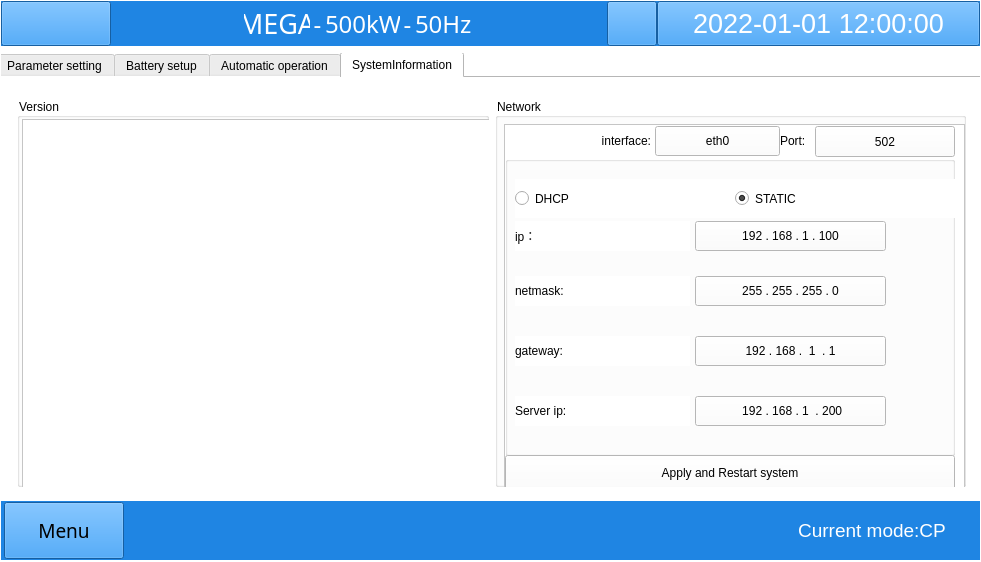
Old version of the form win.ui in the repository megarevolpr/Win.
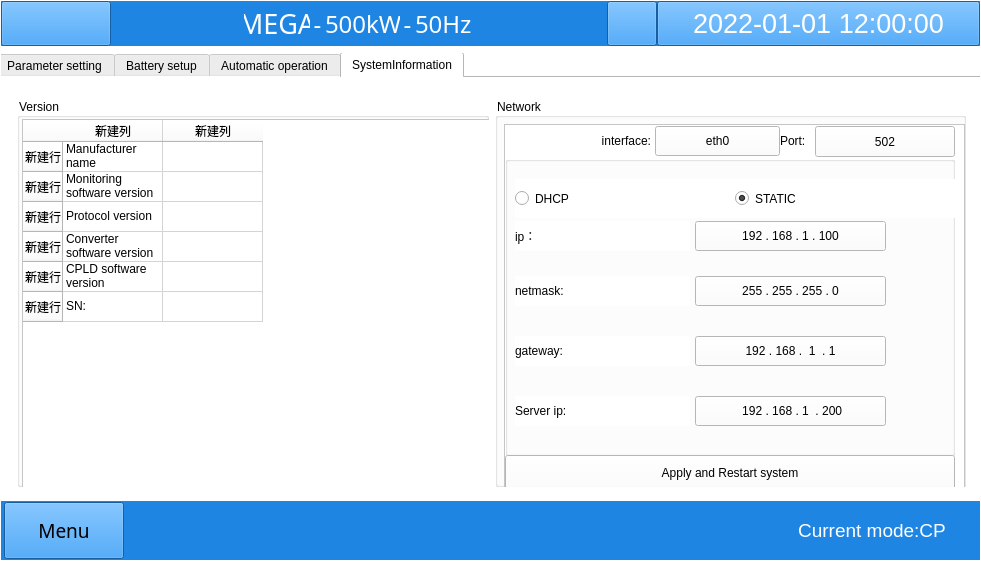
New version of the form. The open tabs and pages were chosen to show the change. Icons and pictures are not drawn.

The edit to the form file:
```diff
--- a/win.ui
+++ b/win.ui
@@ -8797,6 +8797,81 @@
                <height>381</height>
               </rect>
              </property>
+             <row>
+              <property name="text">
+               <string>新建行</string>
+              </property>
+             </row>
+             <row>
+              <property name="text">
+               <string>新建行</string>
+              </property>
+             </row>
+             <row>
+              <property name="text">
+               <string>新建行</string>
+              </property>
+             </row>
+             <row>
+              <property name="text">
+               <string>新建行</string>
+              </property>
+             </row>
+             <row>
+              <property name="text">
+               <string>新建行</string>
+              </property>
+             </row>
+             <row>
+              <property name="text">
+               <string>新建行</string>
+              </property>
+             </row>
+             <column>
+              <property name="text">
+               <string>新建列</string>
+              </property>
+             </column>
+             <column>
+              <property name="text">
+               <string>新建列</string>
+              </property>
+             </column>
+             <item row="0" column="0">
+              <property name="text">
+               <string>Manufacturer name</string>
+              </property>
+             </item>
+             <item row="0" column="1">
+              <property name="text">
+               <string/>
+              </property>
+             </item>
+             <item row="1" column="0">
+              <property name="text">
+               <string>Monitoring software version</string>
+              </property>
+             </item>
+             <item row="2" column="0">
+              <property name="text">
+               <string>Protocol version</string>
+              </property>
+             </item>
+             <item row="3" column="0">
+              <property name="text">
+               <string>Converter software version</string>
+              </property>
+             </item>
+             <item row="4" column="0">
+              <property name="text">
+               <string>CPLD software version</string>
+              </property>
+             </item>
+             <item row="5" column="0">
+              <property name="text">
+               <string>SN:</string>
+              </property>
+             </item>
             </widget>
            </widget>
           </item>
```
Left out of the diff: 39 changed lines with no effect on the pictures.
